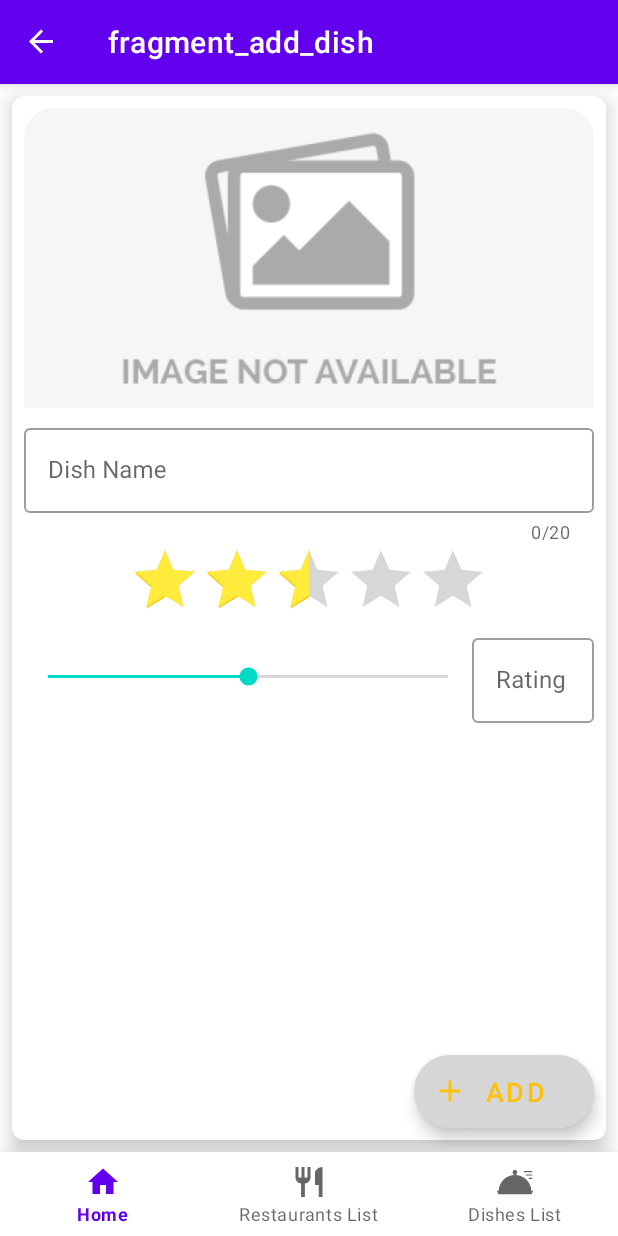
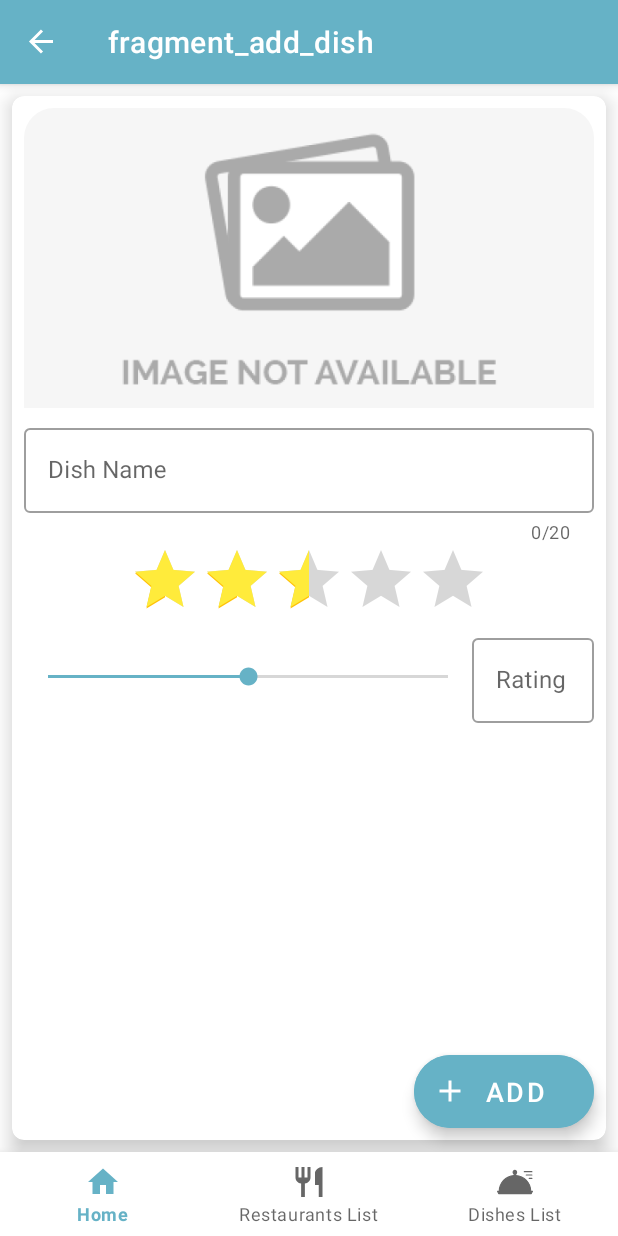
Before and after one commit to ybiblow/FooDiary, an Android app: the AddDishFragment screen opened through its navigation route, on a phone screen of 412 x 824 dp. Run offline under Robolectric (Android 15) with nearby library versions, the phone set to English and light mode, and no system bars; our stand-ins replace CircleImageView, Firebase (no records; nobody signed in at launch, a user with empty details on screens opened directly), navigation-ui; libraries missing offline, so code that uses them is left out: com.firebase.ui; pictures from the network do not load; 4 statements that could not run were skipped.

Commit message:
Added color palette

```diff
--- a/app/src/main/java/dev/jacob_ba/foodiary/fragments/AddDishFragment.java
+++ b/app/src/main/java/dev/jacob_ba/foodiary/fragments/AddDishFragment.java
@@ -237,8 +237,7 @@ public class AddDishFragment extends Fragment {
 
     private void setDefaultImage() {
         Glide.with(this)
-                .load("https://img.traveltriangle.com/blog/wp-content/tr:w-700,h-400/uploads/2018/09/swiss-alps.jpg")
-                .placeholder(R.drawable.image_not_available)
+                .load(R.drawable.image_not_available)
                 .into(binding.addDishImage);
     }
 }
--- a/app/src/main/java/dev/jacob_ba/foodiary/fragments/AddRestaurantFragment.java
+++ b/app/src/main/java/dev/jacob_ba/foodiary/fragments/AddRestaurantFragment.java
@@ -104,8 +104,7 @@ public class AddRestaurantFragment extends Fragment {
 
     private void setDefaultImage() {
         Glide.with(this)
-                .load("https://img.traveltriangle.com/blog/wp-content/tr:w-700,h-400/uploads/2018/09/swiss-alps.jpg")
-                .placeholder(R.drawable.image_not_available)
+                .load(R.drawable.image_not_available)
                 .into(binding.addRestaurantImage);
     }
 
--- a/app/src/main/res/layout/activity_main.xml
+++ b/app/src/main/res/layout/activity_main.xml
@@ -35,14 +35,14 @@
         android:layout_width="wrap_content"
         android:layout_height="wrap_content"
         android:layout_margin="16dp"
-        android:backgroundTint="@color/colorPrimary"
+        android:backgroundTint="@color/light_blue"
         android:contentDescription="Add"
         android:text="Add"
-        android:textColor="@color/amber_500"
+        android:textColor="@color/white"
         android:textSize="18dp"
         app:elevation="16dp"
         app:icon="@drawable/ic_add"
-        app:iconTint="@color/amber_500"
+        app:iconTint="@color/white"
         app:layout_constraintBottom_toTopOf="@+id/nav_view"
         app:layout_constraintEnd_toEndOf="@+id/nav_view" />
 
--- a/app/src/main/res/layout/fragment_dishes.xml
+++ b/app/src/main/res/layout/fragment_dishes.xml
@@ -4,7 +4,8 @@
     xmlns:tools="http://schemas.android.com/tools"
     android:layout_width="match_parent"
     android:layout_height="match_parent"
-    tools:context=".fragments.DishesListFragment">
+    tools:context=".fragments.DishesListFragment"
+    android:background="@color/grey_100_primary">
 
     <androidx.recyclerview.widget.RecyclerView
         android:id="@+id/dishes_recyclerView"
--- a/app/src/main/res/layout/fragment_home.xml
+++ b/app/src/main/res/layout/fragment_home.xml
@@ -4,7 +4,8 @@
     xmlns:tools="http://schemas.android.com/tools"
     android:layout_width="match_parent"
     android:layout_height="match_parent"
-    tools:context=".fragments.HomeFragment">
+    tools:context=".fragments.HomeFragment"
+    android:background="@color/grey_100_primary">
 
     <LinearLayout
         android:layout_width="match_parent"
@@ -23,7 +24,7 @@
                 android:id="@+id/circleImageView_home_image"
                 android:layout_width="120dp"
                 android:layout_height="120dp"
-                app:civ_border_color="#FF000000"
+                app:civ_border_color="@color/grey"
                 app:civ_border_width="2dp" />
         </LinearLayout>
 
--- a/app/src/main/res/layout/fragment_restaurants_list.xml
+++ b/app/src/main/res/layout/fragment_restaurants_list.xml
@@ -4,7 +4,8 @@
     xmlns:tools="http://schemas.android.com/tools"
     android:layout_width="match_parent"
     android:layout_height="match_parent"
-    tools:context=".fragments.RestaurantsListFragment">
+    tools:context=".fragments.RestaurantsListFragment"
+    android:background="@color/grey_100_primary">
 
     <androidx.recyclerview.widget.RecyclerView
         android:id="@+id/restaurants_recyclerView"
--- a/app/src/main/res/layout/fragment_settings.xml
+++ b/app/src/main/res/layout/fragment_settings.xml
@@ -46,7 +46,7 @@
                         android:layout_width="120dp"
                         android:layout_height="120dp"
                         android:src="@drawable/image_not_available"
-                        app:civ_border_color="#FF000000"
+                        app:civ_border_color="@color/grey"
                         app:civ_border_width="2dp" />
                 </LinearLayout>
 
--- a/app/src/main/res/values/colors.xml
+++ b/app/src/main/res/values/colors.xml
@@ -9,5 +9,10 @@
     <color name="white">#FFFFFFFF</color>
     <color name="yellow_500">#FFEB3B</color>
     <color name="amber_500">#FFC107</color>
+    <color name="light_blue">#66B2C6</color>
+    <color name="light_blue_darker">#338197</color>
+    <color name="grey">#666666</color>
+    <color name="grey_100_primary">#F5F5F5</color>
+
 
 </resources>
--- a/app/src/main/res/values/themes.xml
+++ b/app/src/main/res/values/themes.xml
@@ -2,11 +2,11 @@
     <!-- Base application theme. -->
     <style name="Theme.FooDiary" parent="Theme.MaterialComponents.DayNight.DarkActionBar">
         <!-- Primary brand color. -->
-        <item name="colorPrimary">@color/purple_500</item>
-        <item name="colorPrimaryVariant">@color/purple_700</item>
+        <item name="colorPrimary">@color/light_blue</item>
+        <item name="colorPrimaryVariant">@color/light_blue_darker</item>
         <item name="colorOnPrimary">@color/white</item>
         <!-- Secondary brand color. -->
-        <item name="colorSecondary">@color/teal_200</item>
+        <item name="colorSecondary">@color/light_blue</item>
         <item name="colorSecondaryVariant">@color/teal_700</item>
         <item name="colorOnSecondary">@color/black</item>
         <!-- Status bar color. -->
```
